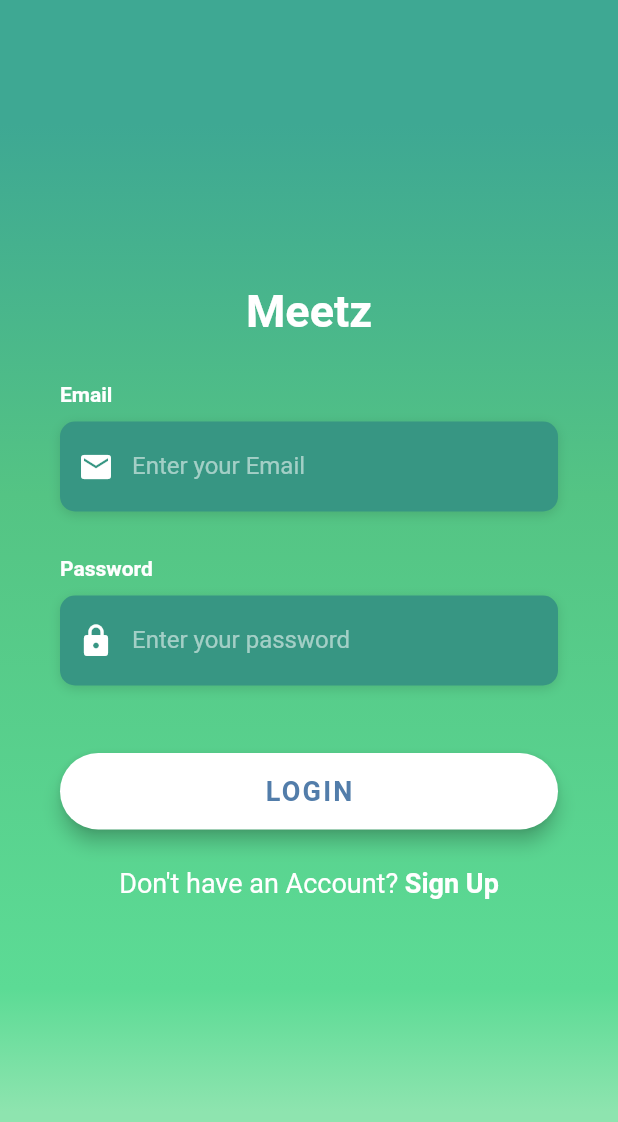
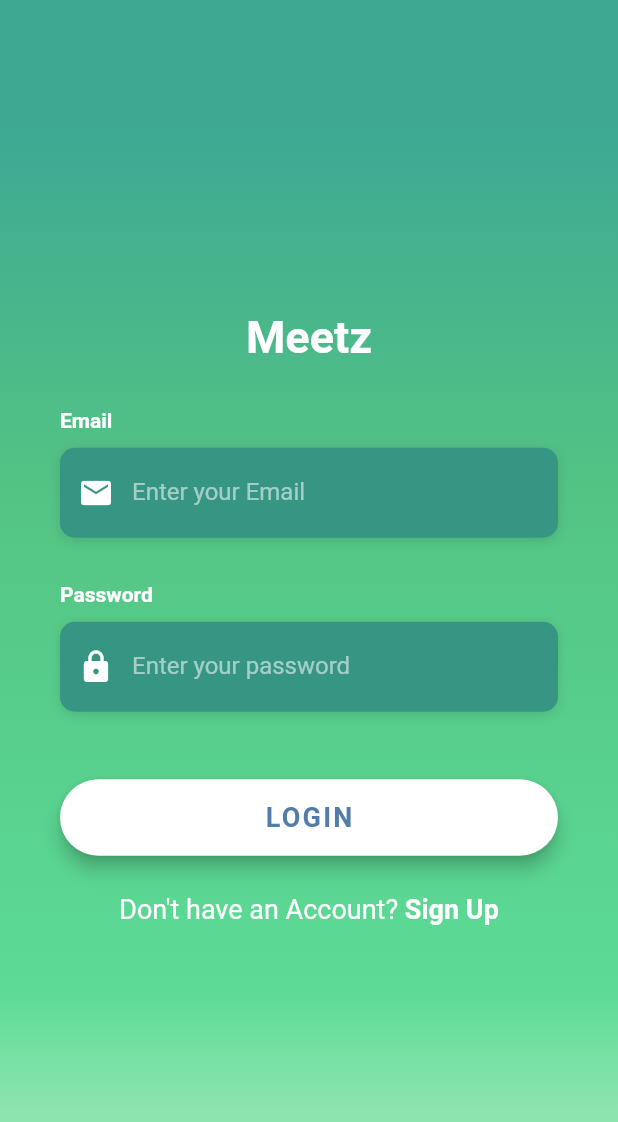
Before and after one commit to bruckmann/Meetz, a Flutter app: the screen it shows after launch, on a phone screen of 412 x 824 dp. Shown: the top 1122 px of the screen. Run offline on Flutter 3.47's test engine with Material 2 defaults, Android fonts, the phone set to English and light mode, and no system bars; our stand-ins replace animated_splash_screen, page_transition; Roboto replaces fonts that are missing (OpenSans).

Commit message:
Centralizando login

```diff
--- a/lib/main.dart
+++ b/lib/main.dart
@@ -1,8 +1,6 @@
 import 'package:flutter/material.dart';
-import 'package:meetz/core/app_widget.dart';
-//import 'package:meetz/core/splash_page.dart';
+import 'core/core.dart';
 
-import 'core/app_widget.dart';
 void main() {
   runApp(AppWidget());
 }
--- a/lib/pages/signin/signin_page.dart
+++ b/lib/pages/signin/signin_page.dart
@@ -1,5 +1,5 @@
 import 'package:flutter/material.dart';
-import 'package:meetz/core/app_gradients.dart';
+import 'package:meetz/core/core.dart';
 //import 'package:meetz/pages/signin/widgtes/remember_me/remember_me_widget.dart';
 import 'package:meetz/pages/signin/widgtes/signup_button/signup_button_widget.dart';
 import 'package:meetz/shared/widgets/button_widget.dart';
@@ -10,7 +10,8 @@ class SignInPage extends StatelessWidget {
 
   @override
   Widget build(BuildContext context) {
-    return Scaffold(
+    return SafeArea(
+      child: Scaffold(
         body: Stack(
           children: <Widget>[
             Container(
@@ -21,10 +22,10 @@ class SignInPage extends StatelessWidget {
                 )),
             Container(
                 height: double.infinity,
+                child: Center(
                   child: SingleChildScrollView(
                     physics: AlwaysScrollableScrollPhysics(),
-                padding:
-                    EdgeInsets.symmetric(horizontal: 40.0, vertical: 190.0),
+                    padding: EdgeInsets.symmetric(horizontal: 40.0),
                     child: Column(
                       children: <Widget>[
                         Text(
@@ -53,8 +54,10 @@ class SignInPage extends StatelessWidget {
                         SignUpButton()
                       ],
                     ),
+                  ),
                 )),
           ],
+        ),
       ),
     );
   }
```
Lines whose indentation alone changed are shown as unchanged.
